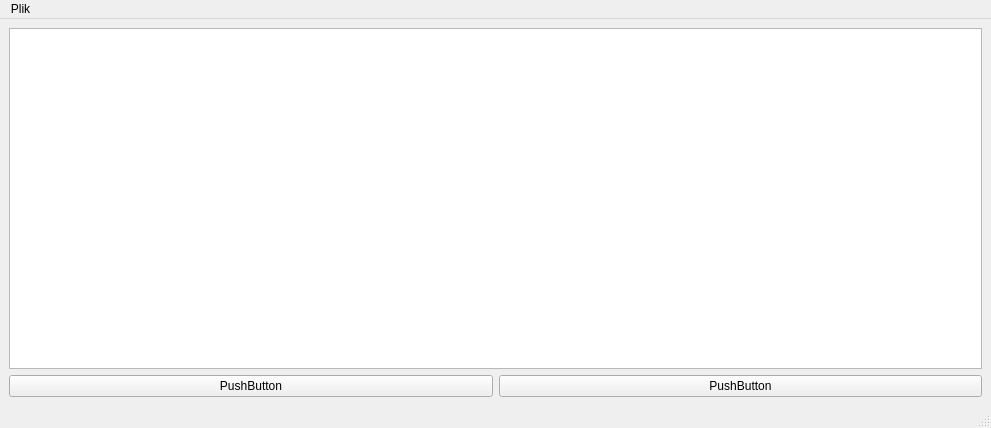
radkoder/MailClient, file src/mainwindow.ui: the form before one commit.
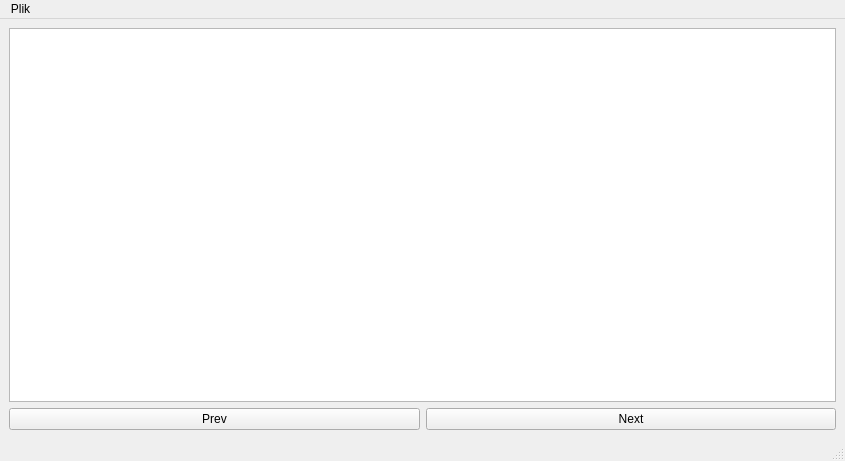
The form after the commit.

```diff
--- a/src/mainwindow.ui
+++ b/src/mainwindow.ui
@@ -6,8 +6,8 @@
    <rect>
     <x>0</x>
     <y>0</y>
-    <width>991</width>
-    <height>428</height>
+    <width>845</width>
+    <height>461</height>
    </rect>
   </property>
   <property name="windowTitle">
@@ -18,14 +18,14 @@
     <item row="1" column="1">
      <widget class="QPushButton" name="pushButton">
       <property name="text">
-       <string>PushButton</string>
+       <string>Next</string>
       </property>
      </widget>
     </item>
     <item row="1" column="0">
      <widget class="QPushButton" name="pushButton_2">
       <property name="text">
-       <string>PushButton</string>
+       <string>Prev</string>
       </property>
      </widget>
     </item>
@@ -64,7 +64,7 @@
     <rect>
      <x>0</x>
      <y>0</y>
-     <width>991</width>
+     <width>845</width>
      <height>21</height>
     </rect>
    </property>
```
Left out of the diff: 4 changed lines with no effect on the pictures.
